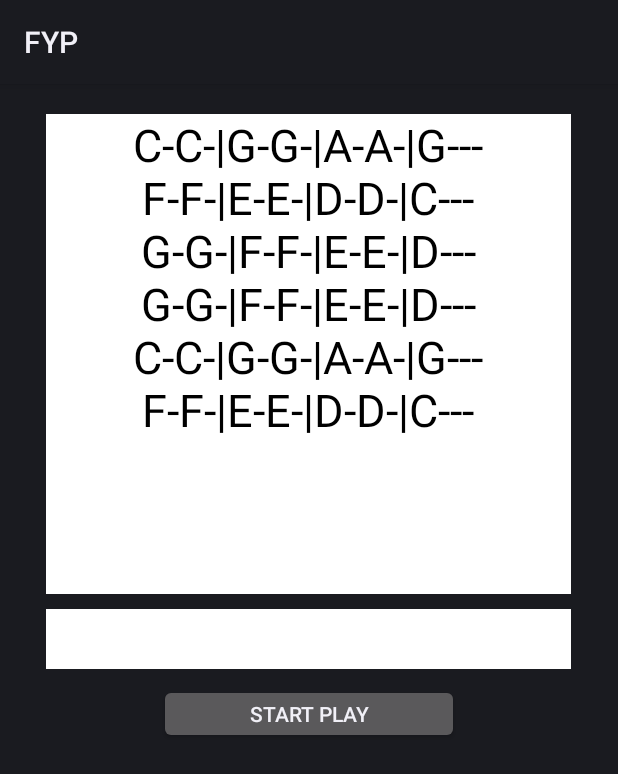
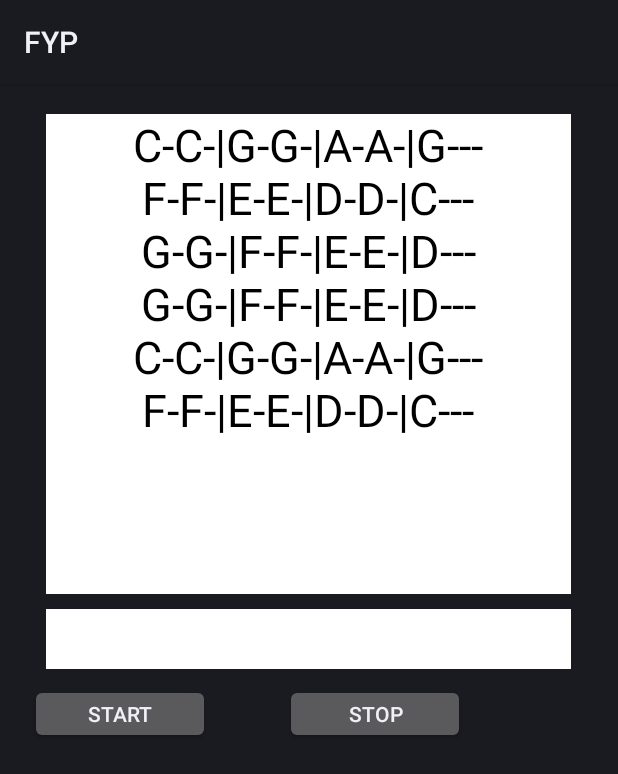
Before and after one commit to WageeshaR/TrackPal, an Android app: the FifthActivity screen opened directly, with no data from a screen before it, on a phone screen of 412 x 824 dp. Shown: the top 774 px of the screen. Run offline under Robolectric (Android 15) with nearby library versions, the phone set to English and light mode, and no system bars.

Commit message:
Third Commit

```diff
--- a/app/src/main/res/layout/activity_fifth.xml
+++ b/app/src/main/res/layout/activity_fifth.xml
@@ -29,11 +29,21 @@
 
     <Button
         android:id="@+id/buttonStart"
-        android:layout_width="200dp"
+        android:layout_width="120dp"
         android:layout_height="40dp"
-        android:layout_centerHorizontal="true"
+        android:layout_marginLeft="20dp"
         android:layout_below="@+id/viewPitchDisplay"
         android:layout_marginTop="10dp"
-        android:text="START PLAY"/>
+        android:text="START"/>
+
+    <Button
+        android:id="@+id/buttonStop"
+        android:layout_width="120dp"
+        android:layout_height="40dp"
+        android:layout_marginLeft="50dp"
+        android:layout_below="@+id/viewPitchDisplay"
+        android:layout_toRightOf="@+id/buttonStart"
+        android:layout_marginTop="10dp"
+        android:text="Stop"/>
 
 </RelativeLayout>
```
Also changed, not shown: app/src/main/java/com/example/wageesha/fyp/FifthActivity.java (+54 -13 lines).
